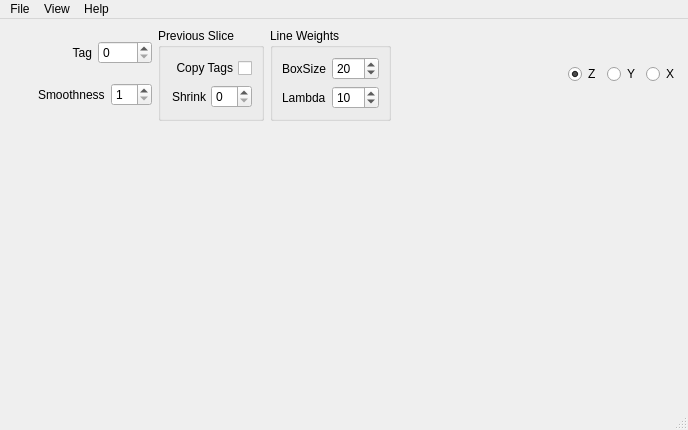
The window that tools/paint-graphcut/drishtipaint.ui (nci/drishti) describes before a commit, drawn with Qt 5.
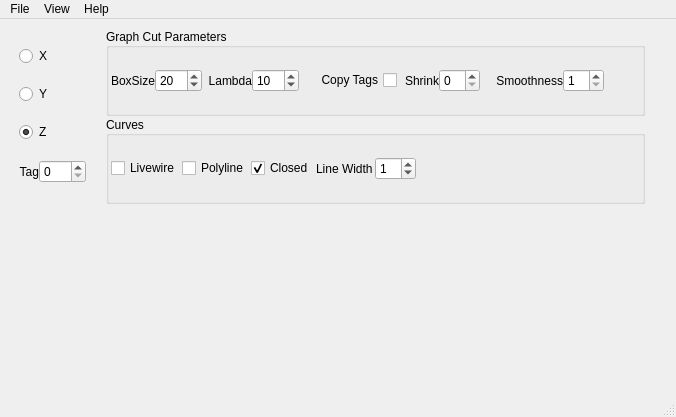
The same window after the commit.

Commit message: length and area of curve

Diff of the .ui file:
```diff
--- a/tools/paint-graphcut/drishtipaint.ui
+++ b/tools/paint-graphcut/drishtipaint.ui
@@ -6,8 +6,8 @@
    <rect>
     <x>0</x>
     <y>0</y>
-    <width>688</width>
-    <height>430</height>
+    <width>676</width>
+    <height>417</height>
    </rect>
   </property>
   <property name="windowTitle">
@@ -17,18 +17,47 @@
    <layout class="QVBoxLayout">
     <item>
      <layout class="QHBoxLayout">
+      <property name="spacing">
+       <number>0</number>
+      </property>
+      <property name="leftMargin">
+       <number>10</number>
+      </property>
       <item>
-       <layout class="QHBoxLayout">
+       <layout class="QVBoxLayout" name="verticalLayout_3">
         <property name="spacing">
          <number>0</number>
         </property>
-       </layout>
-      </item>
-      <item>
-       <layout class="QVBoxLayout" name="verticalLayout_2">
         <property name="leftMargin">
-         <number>29</number>
+         <number>0</number>
         </property>
+        <property name="rightMargin">
+         <number>0</number>
+        </property>
+        <item>
+         <widget class="QRadioButton" name="butX">
+          <property name="text">
+           <string>X</string>
+          </property>
+         </widget>
+        </item>
+        <item>
+         <widget class="QRadioButton" name="butY">
+          <property name="text">
+           <string>Y</string>
+          </property>
+         </widget>
+        </item>
+        <item>
+         <widget class="QRadioButton" name="butZ">
+          <property name="text">
+           <string>Z</string>
+          </property>
+          <property name="checked">
+           <bool>true</bool>
+          </property>
+         </widget>
+        </item>
         <item>
          <layout class="QHBoxLayout">
           <item>
@@ -50,54 +79,83 @@
           </item>
          </layout>
         </item>
-        <item>
-         <layout class="QHBoxLayout" name="horizontalLayout_3">
-          <item>
-           <widget class="QLabel" name="label_5">
-            <property name="text">
-             <string>Smoothness</string>
-            </property>
-           </widget>
-          </item>
-          <item>
-           <widget class="QSpinBox" name="smooth">
-            <property name="minimum">
-             <number>1</number>
-            </property>
-            <property name="maximum">
-             <number>10</number>
-            </property>
-           </widget>
-          </item>
-         </layout>
-        </item>
        </layout>
       </item>
       <item>
-       <widget class="QGroupBox" name="groupBox_2">
-        <property name="title">
-         <string>Previous Slice</string>
+       <layout class="QVBoxLayout" name="verticalLayout_2">
+        <property name="leftMargin">
+         <number>20</number>
         </property>
-        <layout class="QVBoxLayout" name="verticalLayout">
-         <item>
-          <widget class="QCheckBox" name="copyprev">
-           <property name="layoutDirection">
-            <enum>Qt::RightToLeft</enum>
+        <property name="rightMargin">
+         <number>0</number>
+        </property>
+        <item>
+         <widget class="QGroupBox" name="groupBox">
+          <property name="title">
+           <string>Graph Cut Parameters</string>
+          </property>
+          <property name="alignment">
+           <set>Qt::AlignLeading|Qt::AlignLeft|Qt::AlignVCenter</set>
+          </property>
+          <property name="flat">
+           <bool>false</bool>
+          </property>
+          <layout class="QGridLayout" name="gridLayout">
+           <property name="leftMargin">
+            <number>2</number>
            </property>
-           <property name="text">
-            <string>Copy Tags</string>
+           <property name="topMargin">
+            <number>2</number>
            </property>
-          </widget>
-         </item>
-         <item>
-          <layout class="QHBoxLayout" name="horizontalLayout">
+           <property name="rightMargin">
+            <number>2</number>
+           </property>
+           <property name="bottomMargin">
+            <number>2</number>
+           </property>
            <property name="spacing">
-            <number>5</number>
-           </property>
-           <property name="margin">
             <number>0</number>
            </property>
-           <item>
+           <item row="0" column="10">
+            <spacer name="horizontalSpacer_4">
+             <property name="orientation">
+              <enum>Qt::Horizontal</enum>
+             </property>
+             <property name="sizeHint" stdset="0">
+              <size>
+               <width>20</width>
+               <height>20</height>
+              </size>
+             </property>
+            </spacer>
+           </item>
+           <item row="0" column="0">
+            <widget class="QLabel" name="label_2">
+             <property name="text">
+              <string>BoxSize</string>
+             </property>
+             <property name="alignment">
+              <set>Qt::AlignRight|Qt::AlignTrailing|Qt::AlignVCenter</set>
+             </property>
+            </widget>
+           </item>
+           <item row="0" column="9">
+            <widget class="QSpinBox" name="preverode"/>
+           </item>
+           <item row="0" column="4">
+            <widget class="QSpinBox" name="lambda">
+             <property name="minimum">
+              <number>1</number>
+             </property>
+             <property name="maximum">
+              <number>100</number>
+             </property>
+             <property name="value">
+              <number>10</number>
+             </property>
+            </widget>
+           </item>
+           <item row="0" column="8">
             <widget class="QLabel" name="label_4">
              <property name="text">
               <string>Shrink</string>
@@ -107,59 +165,205 @@
              </property>
             </widget>
            </item>
-           <item>
-            <widget class="QSpinBox" name="preverode"/>
+           <item row="0" column="1">
+            <widget class="QSpinBox" name="boxSize">
+             <property name="buttonSymbols">
+              <enum>QAbstractSpinBox::UpDownArrows</enum>
+             </property>
+             <property name="maximum">
+              <number>255</number>
+             </property>
+             <property name="value">
+              <number>20</number>
+             </property>
+            </widget>
            </item>
+           <item row="0" column="6">
+            <widget class="QCheckBox" name="copyprev">
+             <property name="layoutDirection">
+              <enum>Qt::RightToLeft</enum>
+             </property>
+             <property name="text">
+              <string>Copy Tags</string>
+             </property>
+            </widget>
+           </item>
+           <item row="0" column="3">
+            <widget class="QLabel" name="label_3">
+             <property name="lineWidth">
+              <number>1</number>
+             </property>
+             <property name="text">
+              <string>Lambda</string>
+             </property>
+             <property name="alignment">
+              <set>Qt::AlignRight|Qt::AlignTrailing|Qt::AlignVCenter</set>
+             </property>
+             <property name="margin">
+              <number>0</number>
+             </property>
+             <property name="indent">
+              <number>0</number>
+             </property>
+            </widget>
+           </item>
+           <item row="0" column="12">
+            <widget class="QSpinBox" name="smooth">
+             <property name="minimum">
+              <number>1</number>
+             </property>
+             <property name="maximum">
+              <number>10</number>
+             </property>
+            </widget>
+           </item>
+           <item row="0" column="2">
+            <spacer name="horizontalSpacer">
+             <property name="orientation">
+              <enum>Qt::Horizontal</enum>
+             </property>
+             <property name="sizeHint" stdset="0">
+              <size>
+               <width>10</width>
+               <height>20</height>
+              </size>
+             </property>
+            </spacer>
+           </item>
+           <item row="0" column="7">
+            <spacer name="horizontalSpacer_3">
+             <property name="orientation">
+              <enum>Qt::Horizontal</enum>
+             </property>
+             <property name="sizeHint" stdset="0">
+              <size>
+               <width>10</width>
+               <height>20</height>
+              </size>
+             </property>
+            </spacer>
+           </item>
+           <item row="0" column="11">
+            <widget class="QLabel" name="label_5">
+             <property name="text">
+              <string>Smoothness</string>
+             </property>
+             <property name="alignment">
+              <set>Qt::AlignRight|Qt::AlignTrailing|Qt::AlignVCenter</set>
+             </property>
+            </widget>
+           </item>
+           <item row="0" column="5">
+            <spacer name="horizontalSpacer_2">
+             <property name="orientation">
+              <enum>Qt::Horizontal</enum>
+             </property>
+             <property name="sizeHint" stdset="0">
+              <size>
+               <width>20</width>
+               <height>20</height>
+              </size>
+             </property>
+            </spacer>
+           </item>
+           <item row="0" column="13">
+            <spacer name="horizontalSpacer_6">
+             <property name="orientation">
+              <enum>Qt::Horizontal</enum>
+             </property>
+             <property name="sizeHint" stdset="0">
+              <size>
+               <width>40</width>
+               <height>20</height>
+              </size>
+             </property>
+            </spacer>
+           </item>
           </layout>
-         </item>
-        </layout>
-       </widget>
-      </item>
-      <item>
-       <widget class="QGroupBox" name="groupBox">
-        <property name="title">
-         <string>Line Weights</string>
-        </property>
-        <layout class="QFormLayout" name="formLayout">
-         <item row="0" column="0">
-          <widget class="QLabel" name="label_2">
-           <property name="text">
-            <string>BoxSize</string>
+         </widget>
+        </item>
+        <item>
+         <widget class="QGroupBox" name="groupBox_2">
+          <property name="title">
+           <string>Curves</string>
+          </property>
+          <property name="alignment">
+           <set>Qt::AlignLeading|Qt::AlignLeft|Qt::AlignVCenter</set>
+          </property>
+          <property name="flat">
+           <bool>false</bool>
+          </property>
+          <layout class="QHBoxLayout" name="horizontalLayout_2">
+           <property name="spacing">
+            <number>2</number>
            </property>
-          </widget>
-         </item>
-         <item row="0" column="1">
-          <widget class="QSpinBox" name="boxSize">
-           <property name="maximum">
-            <number>255</number>
+           <property name="leftMargin">
+            <number>2</number>
            </property>
-           <property name="value">
-            <number>20</number>
+           <property name="topMargin">
+            <number>2</number>
            </property>
-          </widget>
-         </item>
-         <item row="1" column="0">
-          <widget class="QLabel" name="label_3">
-           <property name="text">
-            <string>Lambda</string>
+           <property name="rightMargin">
+            <number>2</number>
            </property>
-          </widget>
-         </item>
-         <item row="1" column="1">
-          <widget class="QSpinBox" name="lambda">
-           <property name="minimum">
-            <number>1</number>
+           <property name="bottomMargin">
+            <number>2</number>
            </property>
-           <property name="maximum">
-            <number>100</number>
-           </property>
-           <property name="value">
-            <number>10</number>
-           </property>
-          </widget>
-         </item>
-        </layout>
-       </widget>
+           <item>
+            <widget class="QCheckBox" name="livewire">
+             <property name="text">
+              <string>Livewire</string>
+             </property>
+            </widget>
+           </item>
+           <item>
+            <widget class="QCheckBox" name="curve">
+             <property name="text">
+              <string>Polyline</string>
+             </property>
+            </widget>
+           </item>
+           <item>
+            <widget class="QCheckBox" name="closed">
+             <property name="text">
+              <string>Closed</string>
+             </property>
+             <property name="checked">
+              <bool>true</bool>
+             </property>
+            </widget>
+           </item>
+           <item>
+            <widget class="QLabel" name="label_6">
+             <property name="text">
+              <string>Line Width</string>
+             </property>
+            </widget>
+           </item>
+           <item>
+            <widget class="QSpinBox" name="thickness">
+             <property name="value">
+              <number>1</number>
+             </property>
+            </widget>
+           </item>
+           <item>
+            <spacer name="horizontalSpacer_5">
+             <property name="orientation">
+              <enum>Qt::Horizontal</enum>
+             </property>
+             <property name="sizeHint" stdset="0">
+              <size>
+               <width>40</width>
+               <height>20</height>
+              </size>
+             </property>
+            </spacer>
+           </item>
+          </layout>
+         </widget>
+        </item>
+       </layout>
       </item>
       <item>
        <spacer>
@@ -174,34 +378,13 @@
         </property>
        </spacer>
       </item>
-      <item>
-       <widget class="QRadioButton" name="butZ">
-        <property name="text">
-         <string>Z</string>
-        </property>
-        <property name="checked">
-         <bool>true</bool>
-        </property>
-       </widget>
-      </item>
-      <item>
-       <widget class="QRadioButton" name="butY">
-        <property name="text">
-         <string>Y</string>
-        </property>
-       </widget>
-      </item>
-      <item>
-       <widget class="QRadioButton" name="butX">
-        <property name="text">
-         <string>X</string>
-        </property>
-       </widget>
-      </item>
      </layout>
     </item>
     <item>
      <layout class="QHBoxLayout">
+      <property name="spacing">
+       <number>0</number>
+      </property>
       <item>
        <widget class="QWidget" name="sliderFrame" native="true">
         <property name="sizePolicy">
@@ -236,8 +419,8 @@
     <rect>
      <x>0</x>
      <y>0</y>
-     <width>688</width>
-     <height>24</height>
+     <width>676</width>
+     <height>21</height>
     </rect>
    </property>
    <widget class="QMenu" name="menuFile">
```
Left out of the diff: 3 changed lines with no effect on the pictures. The commit also changes 8 other files.
